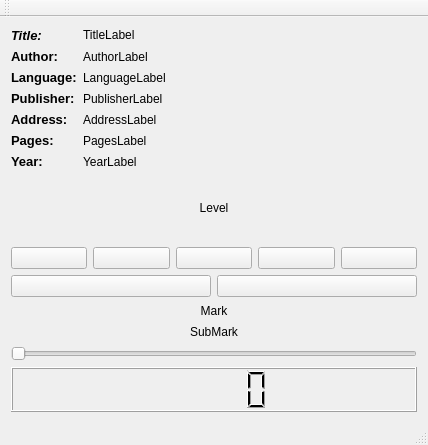
Above: OGG/Player/player.ui from BryanFernandes/player_rab-ogg before the change. Below: the same form after it.
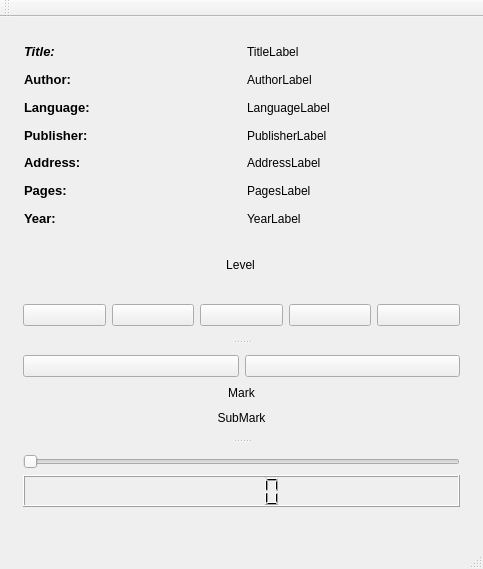
That is the form after the change. Icons and pictures are not drawn.

Commit message: LGMK ogg packet is decoded by Player. Skip to marks is working. Layout was updated.

What changed in the file:
```diff
--- a/OGG/Player/player.ui
+++ b/OGG/Player/player.ui
@@ -6,27 +6,48 @@
    <rect>
     <x>0</x>
     <y>0</y>
-    <width>428</width>
-    <height>445</height>
+    <width>483</width>
+    <height>569</height>
    </rect>
   </property>
   <property name="windowTitle">
    <string>Player</string>
   </property>
   <widget class="QWidget" name="centralWidget">
-   <layout class="QVBoxLayout" name="verticalLayout">
-    <item>
-     <layout class="QFormLayout" name="formLayout">
-      <property name="fieldGrowthPolicy">
-       <enum>QFormLayout::AllNonFixedFieldsGrow</enum>
-      </property>
-      <item row="0" column="0">
-       <widget class="QLabel" name="staticTitleLabel">
+   <widget class="QLabel" name="levelLabel">
+    <property name="geometry">
+     <rect>
+      <x>200</x>
+      <y>240</y>
+      <width>81</width>
+      <height>16</height>
+     </rect>
+    </property>
         <property name="text">
-         <string>&lt;html&gt;&lt;head/&gt;&lt;body&gt;&lt;p&gt;&lt;span style=&quot; font-size:10pt; font-weight:600; font-style:italic;&quot;&gt;Title:&lt;/span&gt;&lt;/p&gt;&lt;/body&gt;&lt;/html&gt;</string>
-        </property>
-        <property name="alignment">
-         <set>Qt::AlignLeading|Qt::AlignLeft|Qt::AlignVCenter</set>
+     <string>&lt;html&gt;&lt;head/&gt;&lt;body&gt;&lt;p align=&quot;center&quot;&gt;Level&lt;/p&gt;&lt;/body&gt;&lt;/html&gt;</string>
+    </property>
+   </widget>
+   <widget class="QWidget" name="layoutWidget">
+    <property name="geometry">
+     <rect>
+      <x>13</x>
+      <y>13</y>
+      <width>461</width>
+      <height>211</height>
+     </rect>
+    </property>
+    <layout class="QGridLayout" name="gridLayout_2">
+     <item row="6" column="0">
+      <widget class="QLabel" name="staticYearLabel">
+       <property name="text">
+        <string>&lt;html&gt;&lt;head/&gt;&lt;body&gt;&lt;p&gt;&lt;span style=&quot; font-size:10pt; font-weight:600;&quot;&gt;Year:&lt;/span&gt;&lt;/p&gt;&lt;/body&gt;&lt;/html&gt;</string>
+       </property>
+      </widget>
+     </item>
+     <item row="3" column="0">
+      <widget class="QLabel" name="staticPublisherLabel">
+       <property name="text">
+        <string>&lt;html&gt;&lt;head/&gt;&lt;body&gt;&lt;p&gt;&lt;span style=&quot; font-size:10pt; font-weight:600;&quot;&gt;Publisher:&lt;/span&gt;&lt;/p&gt;&lt;/body&gt;&lt;/html&gt;</string>
         </property>
        </widget>
       </item>
@@ -37,13 +58,6 @@
         </property>
        </widget>
       </item>
-      <item row="1" column="0">
-       <widget class="QLabel" name="staticAutorLabel">
-        <property name="text">
-         <string>&lt;html&gt;&lt;head/&gt;&lt;body&gt;&lt;p&gt;&lt;span style=&quot; font-size:10pt; font-weight:600;&quot;&gt;Author:&lt;/span&gt;&lt;/p&gt;&lt;/body&gt;&lt;/html&gt;</string>
-        </property>
-       </widget>
-      </item>
       <item row="1" column="1">
        <widget class="QLabel" name="authorLabel">
         <property name="text">
@@ -51,6 +65,41 @@
         </property>
        </widget>
       </item>
+     <item row="4" column="1">
+      <widget class="QLabel" name="addressLabel">
+       <property name="text">
+        <string>AddressLabel</string>
+       </property>
+      </widget>
+     </item>
+     <item row="1" column="0">
+      <widget class="QLabel" name="staticAutorLabel">
+       <property name="text">
+        <string>&lt;html&gt;&lt;head/&gt;&lt;body&gt;&lt;p&gt;&lt;span style=&quot; font-size:10pt; font-weight:600;&quot;&gt;Author:&lt;/span&gt;&lt;/p&gt;&lt;/body&gt;&lt;/html&gt;</string>
+       </property>
+      </widget>
+     </item>
+     <item row="5" column="0">
+      <widget class="QLabel" name="staticPagesLabel">
+       <property name="text">
+        <string>&lt;html&gt;&lt;head/&gt;&lt;body&gt;&lt;p&gt;&lt;span style=&quot; font-size:10pt; font-weight:600;&quot;&gt;Pages:&lt;/span&gt;&lt;/p&gt;&lt;/body&gt;&lt;/html&gt;</string>
+       </property>
+      </widget>
+     </item>
+     <item row="6" column="1">
+      <widget class="QLabel" name="yearLabel">
+       <property name="text">
+        <string>YearLabel</string>
+       </property>
+      </widget>
+     </item>
+     <item row="5" column="1">
+      <widget class="QLabel" name="pagesLabel">
+       <property name="text">
+        <string>PagesLabel</string>
+       </property>
+      </widget>
+     </item>
       <item row="2" column="0">
        <widget class="QLabel" name="staticLanguageLabel">
         <property name="text">
@@ -58,6 +107,16 @@
         </property>
        </widget>
       </item>
+     <item row="0" column="0">
+      <widget class="QLabel" name="staticTitleLabel">
+       <property name="text">
+        <string>&lt;html&gt;&lt;head/&gt;&lt;body&gt;&lt;p&gt;&lt;span style=&quot; font-size:10pt; font-weight:600; font-style:italic;&quot;&gt;Title:&lt;/span&gt;&lt;/p&gt;&lt;/body&gt;&lt;/html&gt;</string>
+       </property>
+       <property name="alignment">
+        <set>Qt::AlignLeading|Qt::AlignLeft|Qt::AlignVCenter</set>
+       </property>
+      </widget>
+     </item>
       <item row="2" column="1">
        <widget class="QLabel" name="languageLabel">
         <property name="text">
@@ -65,13 +124,6 @@
         </property>
        </widget>
       </item>
-      <item row="3" column="0">
-       <widget class="QLabel" name="staticPublisherLabel">
-        <property name="text">
-         <string>&lt;html&gt;&lt;head/&gt;&lt;body&gt;&lt;p&gt;&lt;span style=&quot; font-size:10pt; font-weight:600;&quot;&gt;Publisher:&lt;/span&gt;&lt;/p&gt;&lt;/body&gt;&lt;/html&gt;</string>
-        </property>
-       </widget>
-      </item>
       <item row="3" column="1">
        <widget class="QLabel" name="publisherLabel">
         <property name="text">
@@ -86,51 +138,29 @@
         </property>
        </widget>
       </item>
-      <item row="4" column="1">
-       <widget class="QLabel" name="addressLabel">
-        <property name="text">
-         <string>AddressLabel</string>
-        </property>
-       </widget>
-      </item>
-      <item row="5" column="0">
-       <widget class="QLabel" name="staticPagesLabel">
-        <property name="text">
-         <string>&lt;html&gt;&lt;head/&gt;&lt;body&gt;&lt;p&gt;&lt;span style=&quot; font-size:10pt; font-weight:600;&quot;&gt;Pages:&lt;/span&gt;&lt;/p&gt;&lt;/body&gt;&lt;/html&gt;</string>
-        </property>
-       </widget>
-      </item>
-      <item row="5" column="1">
-       <widget class="QLabel" name="pagesLabel">
-        <property name="text">
-         <string>PagesLabel</string>
-        </property>
-       </widget>
-      </item>
-      <item row="6" column="0">
-       <widget class="QLabel" name="staticYearLabel">
-        <property name="text">
-         <string>&lt;html&gt;&lt;head/&gt;&lt;body&gt;&lt;p&gt;&lt;span style=&quot; font-size:10pt; font-weight:600;&quot;&gt;Year:&lt;/span&gt;&lt;/p&gt;&lt;/body&gt;&lt;/html&gt;</string>
-        </property>
-       </widget>
-      </item>
-      <item row="6" column="1">
-       <widget class="QLabel" name="yearLabel">
-        <property name="text">
-         <string>YearLabel</string>
-        </property>
-       </widget>
-      </item>
-     </layout>
-    </item>
-    <item>
-     <widget class="QLabel" name="levelLabel">
-      <property name="text">
-       <string>&lt;html&gt;&lt;head/&gt;&lt;body&gt;&lt;p align=&quot;center&quot;&gt;Level&lt;/p&gt;&lt;/body&gt;&lt;/html&gt;</string>
-      </property>
-     </widget>
-    </item>
-    <item>
+    </layout>
+   </widget>
+   <widget class="QSplitter" name="splitter">
+    <property name="geometry">
+     <rect>
+      <x>12</x>
+      <y>273</y>
+      <width>459</width>
+      <height>228</height>
+     </rect>
+    </property>
+    <property name="orientation">
+     <enum>Qt::Vertical</enum>
+    </property>
+    <widget class="QSplitter" name="splitter_2">
+     <property name="orientation">
+      <enum>Qt::Vertical</enum>
+     </property>
+     <widget class="QSplitter" name="splitter_3">
+      <property name="orientation">
+       <enum>Qt::Vertical</enum>
+      </property>
+      <widget class="QWidget" name="layoutWidget">
      <layout class="QHBoxLayout" name="horizontalLayout">
       <item>
        <widget class="QPushButton" name="fastrewindButton">
@@ -218,8 +248,8 @@
        </widget>
       </item>
      </layout>
-    </item>
-    <item>
+      </widget>
+      <widget class="QWidget" name="layoutWidget">
      <layout class="QVBoxLayout" name="verticalLayout_2">
       <item>
        <layout class="QHBoxLayout" name="horizontalLayout_2">
@@ -262,8 +292,8 @@
        </widget>
       </item>
      </layout>
-    </item>
-    <item>
+      </widget>
+      <widget class="QWidget" name="layoutWidget">
      <layout class="QGridLayout" name="gridLayout">
       <item row="0" column="2">
        <widget class="QSlider" name="songSlider">
@@ -276,8 +306,10 @@
        <widget class="QLCDNumber" name="lcdNumber"/>
       </item>
      </layout>
-    </item>
-   </layout>
+      </widget>
+     </widget>
+    </widget>
+   </widget>
   </widget>
   <widget class="QMenuBar" name="menuBar">
    <property name="geometry">
```
Left out of the diff: 4 changed lines with no effect on the pictures. Lines whose indentation alone changed are shown as unchanged. The commit also changes 19 other files.
